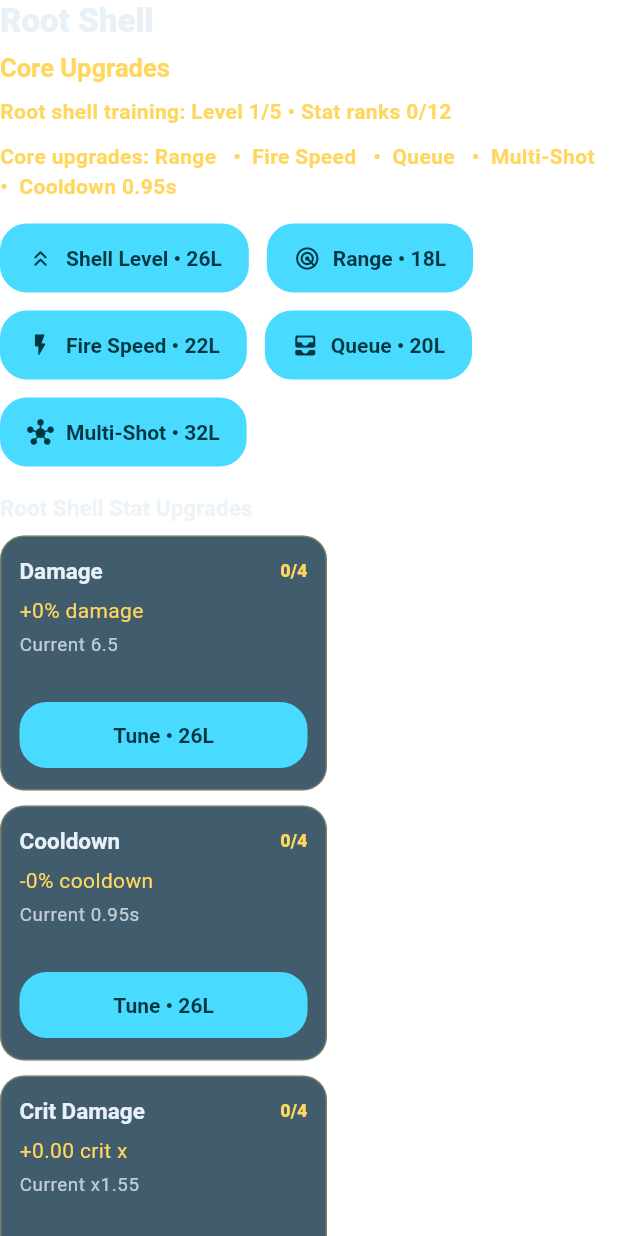
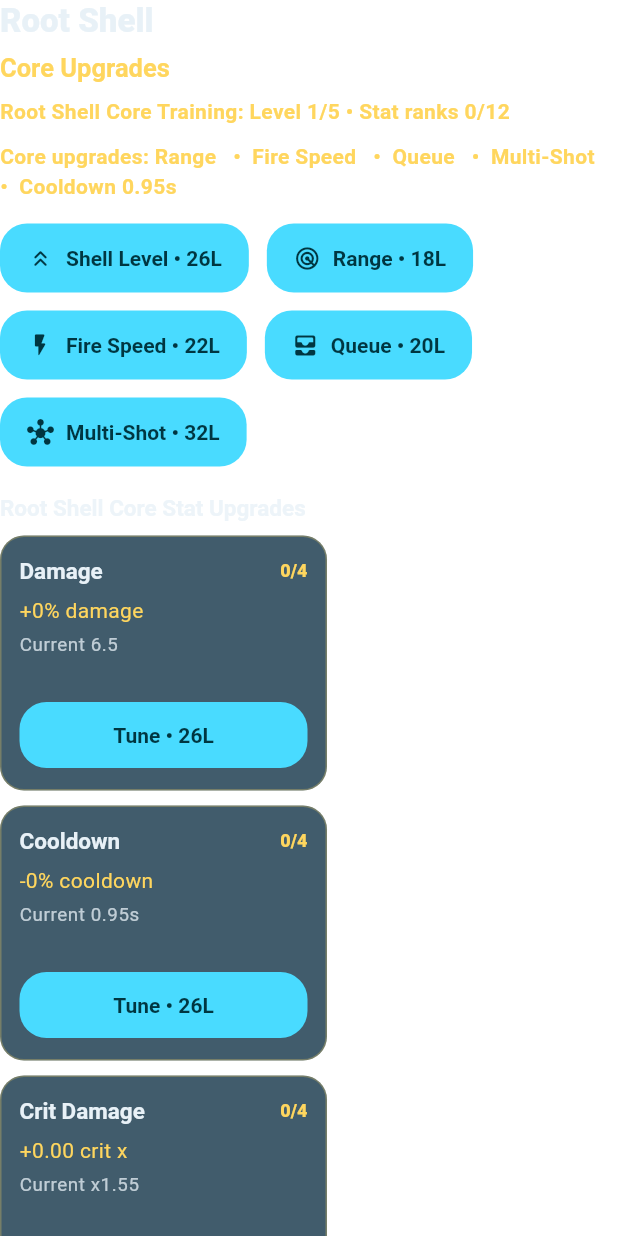
Before and after one commit to eduard14/LuminousHex, a Flutter app: the _CoreStatsPanel widget shown alone on an empty page, opened directly with empty values, on a phone screen of 412 x 824 dp. Run offline on Flutter 3.47's test engine with Material 3 defaults, Android fonts, the phone set to English and light mode, and no system bars; our stand-ins replace cloud_firestore, cloud_functions, firebase_auth, firebase_core, firebase_remote_config, google_mobile_ads and 4 more; missing offline and left inert: dart:html, firebase_app_check, flame, flame_audio; accounts and stored records are empty; network calls fail.

Commit message:
Back up tower naming polish

```diff
--- a/lib/data/tower_configs.dart
+++ b/lib/data/tower_configs.dart
@@ -7,9 +7,9 @@ import '../models/lightcore_types.dart';
 class TowerLibrary {
   static const whitePrism = TowerConfig(
     id: 'white_source_tower',
-    name: 'White Source Tower',
+    name: 'Starbolt Turret',
     summary:
-        'Starbolt Turret. Fires clean kinetic starbolts with reliable priority.',
+        'White Source Tower. Fires clean kinetic starbolts with reliable priority.',
     passiveLabel: 'Precision seed',
     affinity: PrototypeAffinity.neutral,
     buildCost: 7,
@@ -38,9 +38,9 @@ class TowerLibrary {
 
   static const redPrism = TowerConfig(
     id: 'red_prism',
-    name: 'Red Source Tower',
+    name: 'Comet Mortar',
     summary:
-        'Comet Mortar. Launches readable comet bombs for AoE and husk cleanup pressure.',
+        'Red Source Tower. Launches readable comet bombs for AoE and husk cleanup pressure.',
     passiveLabel: 'Bomb seed',
     affinity: PrototypeAffinity.ember,
     buildCost: 9,
@@ -67,9 +67,9 @@ class TowerLibrary {
 
   static const orangePrism = TowerConfig(
     id: 'orange_prism',
-    name: 'Orange Source Tower',
+    name: 'Meteor Driver',
     summary:
-        'Meteor Driver. Fires slow, heavy meteor slugs that check fast anomaly pressure.',
+        'Orange Source Tower. Fires slow, heavy meteor slugs that check fast anomaly pressure.',
     passiveLabel: 'Meteor seed',
     affinity: PrototypeAffinity.flare,
     buildCost: 9,
@@ -96,9 +96,9 @@ class TowerLibrary {
 
   static const yellowPrism = TowerConfig(
     id: 'yellow_prism',
-    name: 'Yellow Source Tower',
+    name: 'Stormhook Coil',
     summary:
-        'Stormhook Coil. Throws chain arcs for phase pressure and clustered routing.',
+        'Yellow Source Tower. Throws chain arcs for phase pressure and clustered routing.',
     passiveLabel: 'Storm seed',
     affinity: PrototypeAffinity.solar,
     buildCost: 10,
@@ -125,9 +125,9 @@ class TowerLibrary {
 
   static const greenPrism = TowerConfig(
     id: 'green_prism',
-    name: 'Green Source Tower',
+    name: 'Thorn Aegis',
     summary:
-        'Thorn Aegis. Maintains a persistent damaging shield halo instead of generating packets.',
+        'Green Source Tower. Maintains a persistent damaging shield halo instead of generating packets.',
     passiveLabel: 'Shield seed',
     affinity: PrototypeAffinity.verdant,
     buildCost: 8,
@@ -154,9 +154,9 @@ class TowerLibrary {
 
   static const cyanPrism = TowerConfig(
     id: 'cyan_prism',
-    name: 'Blue Source Tower',
+    name: 'Rayline Spire',
     summary:
-        'Rayline Spire. Cuts targets with a clean rayline for slow and disable prevention paths.',
+        'Blue Source Tower. Cuts targets with a clean rayline for slow and disable prevention paths.',
     passiveLabel: 'Rayline seed',
     affinity: PrototypeAffinity.aether,
     buildCost: 8,
@@ -185,9 +185,9 @@ class TowerLibrary {
 
   static const purplePrism = TowerConfig(
     id: 'purple_prism',
-    name: 'Purple Source Tower',
+    name: 'Quasar Ring',
     summary:
-        'Quasar Ring. Emits ring pulses for lane coverage and split-fragment control.',
+        'Purple Source Tower. Emits ring pulses for lane coverage and split-fragment control.',
     passiveLabel: 'Quasar seed',
     affinity: PrototypeAffinity.violet,
     buildCost: 10,
--- a/lib/screens/battle_screen.dart
+++ b/lib/screens/battle_screen.dart
@@ -1170,7 +1170,7 @@ class _CoreStatsPanel extends StatelessWidget {
         if (controller.canTrainCoreStats) ...[
           const SizedBox(height: 6),
           Text(
-            'Root shell training: ${controller.coreTrainingLabel}',
+            'Root Shell Core Training: ${controller.coreTrainingLabel}',
             style: textTheme.bodyMedium?.copyWith(
               color: LightcorePalette.solar,
               fontWeight: FontWeight.w600,
@@ -1268,7 +1268,7 @@ class _CoreStatsPanel extends StatelessWidget {
             controller.coreUpgradeOptions.isNotEmpty) ...[
           const SizedBox(height: 16),
           Text(
-            'Root Shell Stat Upgrades',
+            'Root Shell Core Stat Upgrades',
             style: textTheme.titleSmall?.copyWith(
               color: LightcorePalette.mist.withValues(alpha: 0.8),
             ),
--- a/lib/screens/lightcore_shell/help_widgets.dart
+++ b/lib/screens/lightcore_shell/help_widgets.dart
@@ -122,6 +122,21 @@ const List<_HelpSectionData> _baseHelpSections = <_HelpSectionData>[
         'Extra copies strengthen a signature. Once a card hits its rarity cap, extra copies can eventually merge upward into a random card of the next rarity.',
   ),
   _HelpSectionData(
+    id: 'tower-shell-terms',
+    title: 'Tower and Shell Terms',
+    summary: 'Canonical names for shell levels, child towers, and edge slots.',
+    body:
+        'Root Shell: the first shell class. It contains the center Lightcore plus six perimeter slots.\n\n'
+        'Root Shell Core: the center Lightcore while you are in the Root Shell. Its Shell Level and Core Stat Upgrades are separate from the six perimeter towers.\n\n'
+        'Shell Level: the level of the active shell core. Root Shell level uses Lumens. Child shell level grows when its child-tower tuning board is completed.\n\n'
+        'Shell Class: the tier name of a shell. The current class order is Root Shell, Prism Shell, Nexus Shell, then Ascendant Shell.\n\n'
+        'Perimeter Tower: any tower occupying one of the six edge slots around the core. Source Towers and Child Towers are both perimeter towers.\n\n'
+        'Source Tower: a buildable Root Shell perimeter tower. Each Source Tower has one Spectrum Band, one projectile family, no payload, a tower level, and a stat board.\n\n'
+        'Child Shell: a lower shell built inside a parent perimeter slot. It has its own core, perimeter slots, enemies, and tuning progress.\n\n'
+        'Child Tower: the promoted result of a completed Child Shell. It occupies the parent perimeter slot, inherits projectile and payload traits from its Child Shell, and upgrades like a perimeter tower.\n\n'
+        'Archived Shell: a completed lower shell that remains inspectable after promotion and can contribute passive support.',
+  ),
+  _HelpSectionData(
     id: 'projectile-families',
     title: 'Projectile Families',
     summary: 'How Source Towers become aligned projectile and payload traits.',
```
Also changed, not shown: 1 other file.
